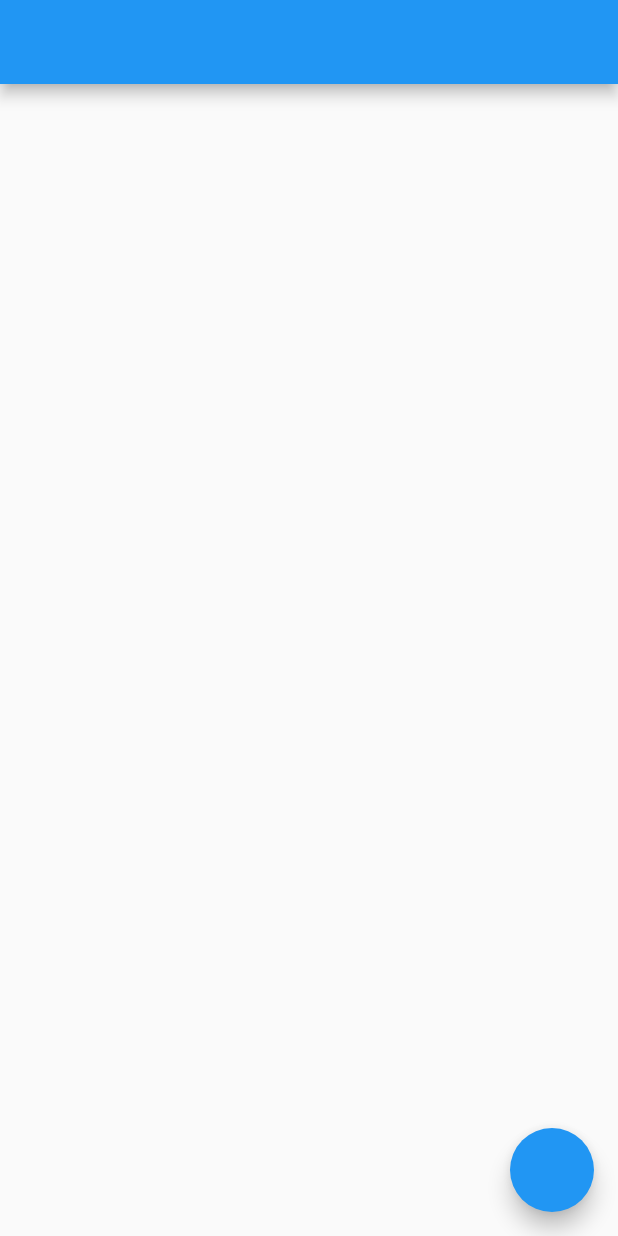
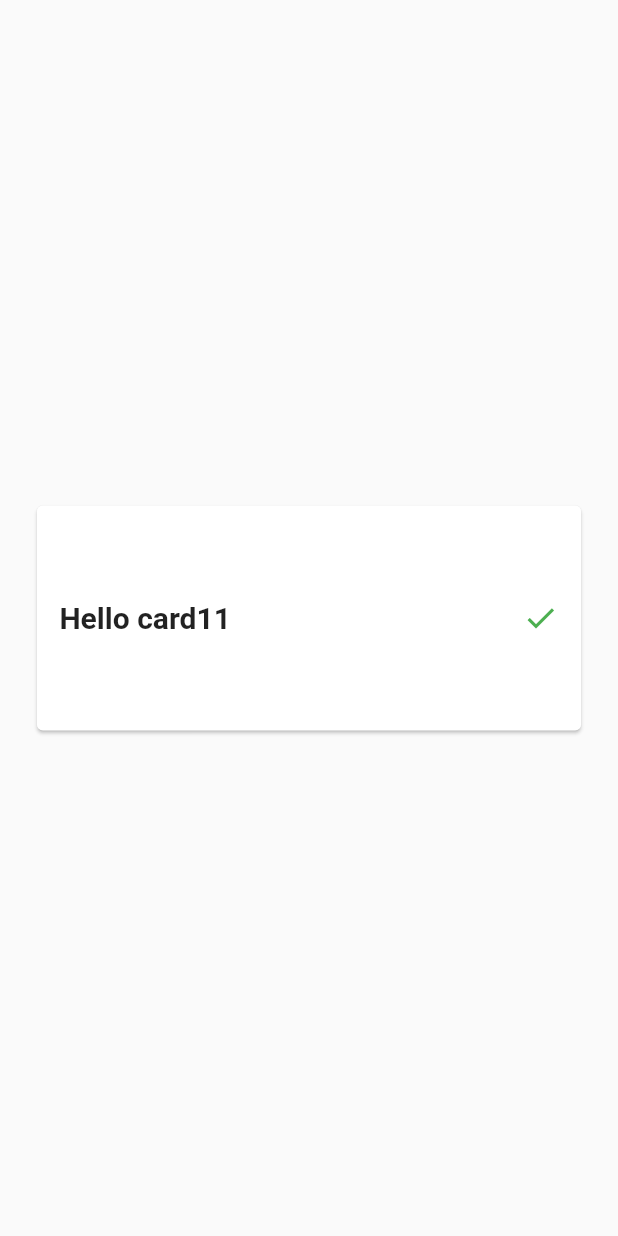
Before and after one commit to python-benedict/flutter-Todo, a Flutter app: the screen it shows after launch, on a phone screen of 412 x 824 dp. Run offline on Flutter 3.47's test engine with Material 2 defaults, Android fonts, the phone set to English and light mode, and no system bars.

Commit message:
made changes to the todo_cart.dart by adding many featured like styles, franctionallysizedbox, withfactor, padding with the help of container and using EdgeInsets and other stuff

```diff
--- a/lib/main.dart
+++ b/lib/main.dart
@@ -1,4 +1,5 @@
 import 'package:flutter/material.dart';
+import 'package:my_app/widgets/todo_cart.dart';
 
 void main() {
   runApp(const MyApp());
@@ -28,8 +29,14 @@ class _MyHomePageState extends State<MyHomePage> {
   @override
   Widget build(BuildContext context) {
     return Scaffold(
-      appBar: AppBar(),
-      floatingActionButton: FloatingActionButton(onPressed: null),
+      body: Center(
+        child: Column(
+          mainAxisAlignment: MainAxisAlignment.center,
+          children: <Widget>[
+            TodoCard()
+          ],
+        ),
+      ),
     );
   }
 }
--- /dev/null
+++ b/lib/widgets/todo_cart.dart
@@ -0,0 +1,34 @@
+import 'package:flutter/material.dart';
+
+class TodoCard extends StatelessWidget {
+  @override
+  Widget build(BuildContext context) {
+    return FractionallySizedBox(
+      widthFactor: 0.9,
+      child: Card(
+      child: Container(
+        padding: EdgeInsets.all(15),
+        height: 150,
+        // color: Colors.orange,
+        child: Center(
+          child: Row(
+            mainAxisAlignment: MainAxisAlignment.spaceBetween,
+            children: <Widget>[
+              Text("Hello card11",
+              style: TextStyle(
+                // color: Colors.white,
+                fontWeight: FontWeight.bold,
+                fontSize: 20,
+              )
+              ,
+              ),
+              Icon(Icons.check, color: Colors.green,),
+
+            ],
+          ),
+        ),
+      ),
+    ),
+    );
+  }
+}
```
